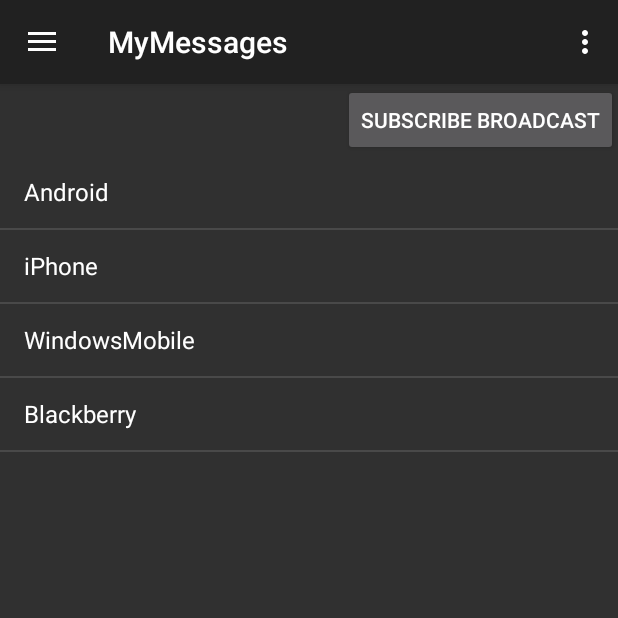
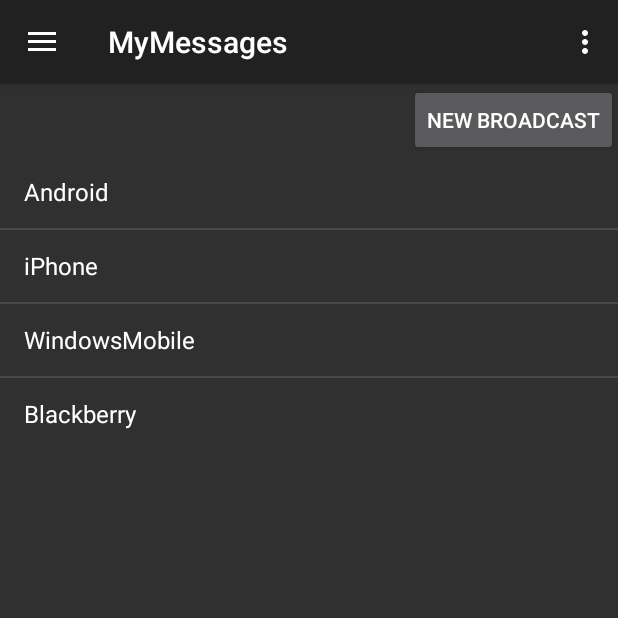
Before and after one commit to Stewin/BroadcastMe_Lite, an Android app: the fragment MyBroadcastFragment placed in its activity, on a phone screen of 412 x 824 dp, the top half of it. Run offline under Robolectric (Android 15) with nearby library versions, the phone set to English and light mode, and no system bars.

Commit message:
Fixed Layout problems.

```diff
--- a/app/src/main/java/ch/hslu/mobpro/projekt/broadcastmelite/MainActivity.java
+++ b/app/src/main/java/ch/hslu/mobpro/projekt/broadcastmelite/MainActivity.java
@@ -215,6 +215,10 @@ public class MainActivity extends AppCompatActivity {
 
         Topics topic2 = gson.fromJson(json,Topics.class);
 
-        Toast.makeText(this,topic2.getName(),Toast.LENGTH_LONG);
+        Toast.makeText(getApplicationContext(),topic2.getName(),Toast.LENGTH_LONG).show();
+    }
+
+    public void onNewBroadcastClicked(View v){
+
     }
 }
--- a/app/src/main/java/ch/hslu/mobpro/projekt/broadcastmelite/MyBroadcastFragment.java
+++ b/app/src/main/java/ch/hslu/mobpro/projekt/broadcastmelite/MyBroadcastFragment.java
@@ -20,7 +20,7 @@ public class MyBroadcastFragment extends ListFragment {
     public View onCreateView(LayoutInflater inflater, ViewGroup container,
                              Bundle savedInstanceState) {
 
-        View rootView = inflater.inflate(R.layout.fragment_mymessages, container, false);
+        View rootView = inflater.inflate(R.layout.fragment_mybroadcasts, container, false);
 
         listView = (ListView) rootView.findViewById(R.id.list_item);
 
--- a/app/src/main/res/layout/fragment_mybroadcasts.xml
+++ b/app/src/main/res/layout/fragment_mybroadcasts.xml
@@ -9,10 +9,11 @@
         android:layout_width="wrap_content"
         android:layout_height="wrap_content"
         android:layout_gravity="right"
-        android:text="New Broadcast" />
+        android:text="New Broadcast"
+        android:onClick="onNewBroadcastClicked" />
 
     <ListView
-        android:id="@+id/lvBroadcasts"
+        android:id="@android:id/list"
         android:layout_width="match_parent"
         android:layout_height="wrap_content" />
 </LinearLayout>
```
